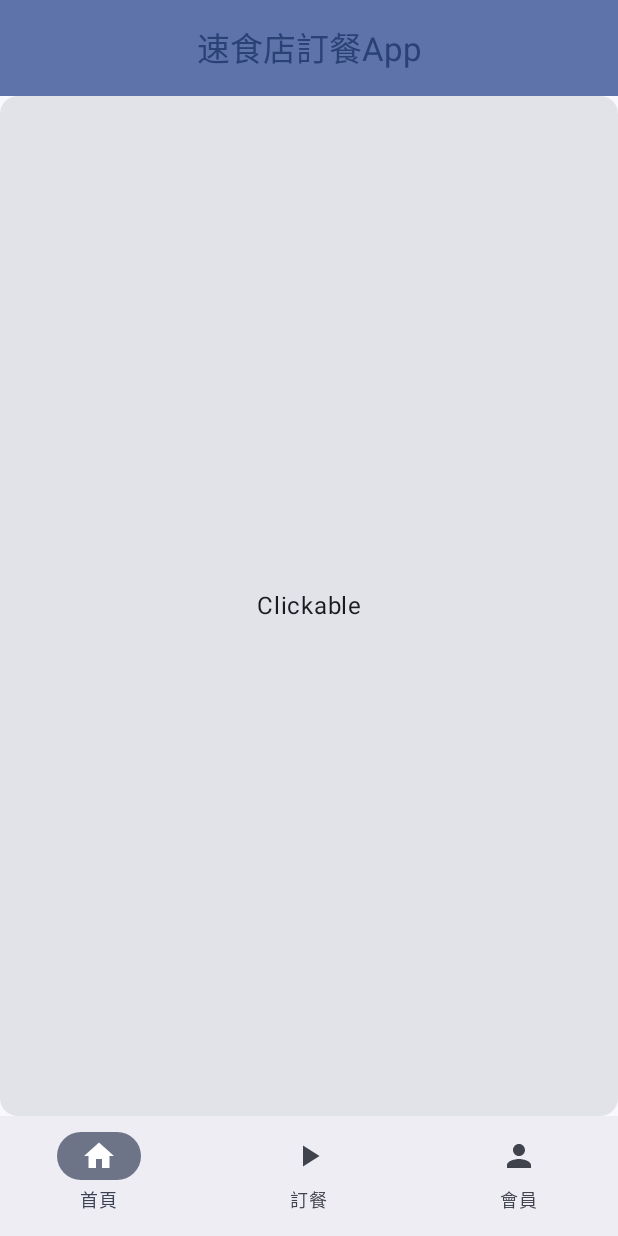
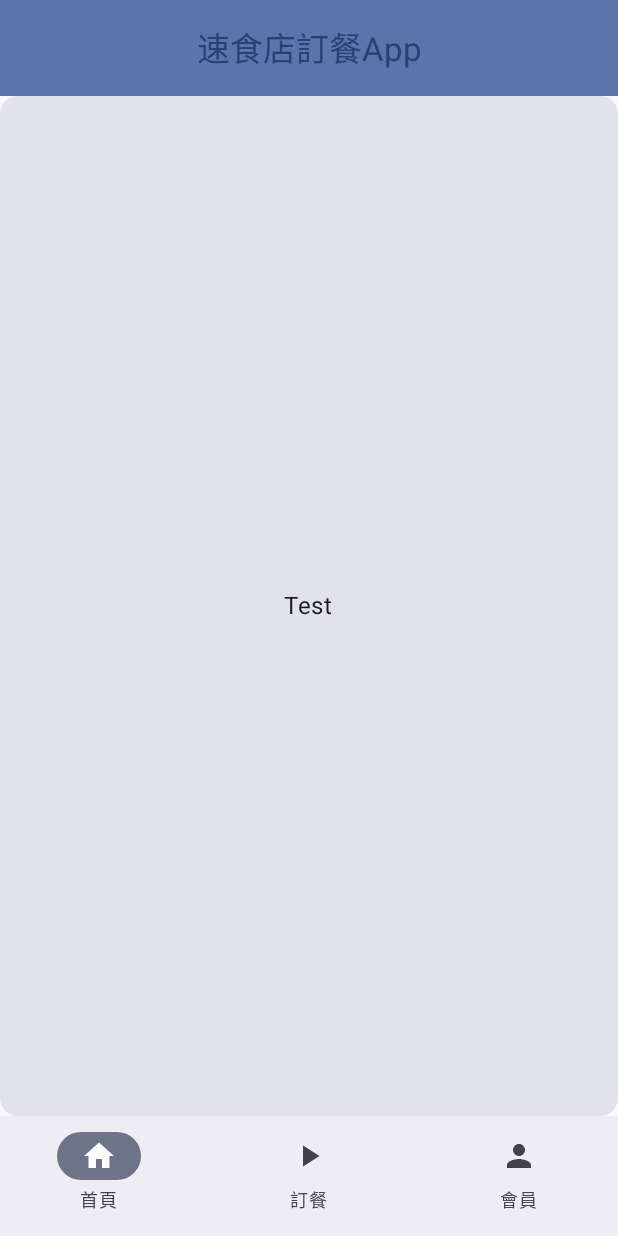
Before and after one commit to r0930514/FastFoodOrderApp, an Android app built with Jetpack Compose: the screen it shows after launch (MainActivity), on a phone screen of 412 x 824 dp. Run offline under Robolectric (Android 15) with nearby library versions, the phone set to English and light mode, and no system bars.

Commit message:
Update Test

```diff
--- a/app/src/main/java/com/r0930514/fastfoodorderapp/MainActivity.kt
+++ b/app/src/main/java/com/r0930514/fastfoodorderapp/MainActivity.kt
@@ -54,7 +54,7 @@ fun Greeting(name: String, modifier: Modifier = Modifier) {
             onClick = {}
     ){
         Box(Modifier.fillMaxSize()) {
-            Text("Clickable", Modifier.align(Alignment.Center))
+            Text("Test", Modifier.align(Alignment.Center))
         }
     }
 
```
